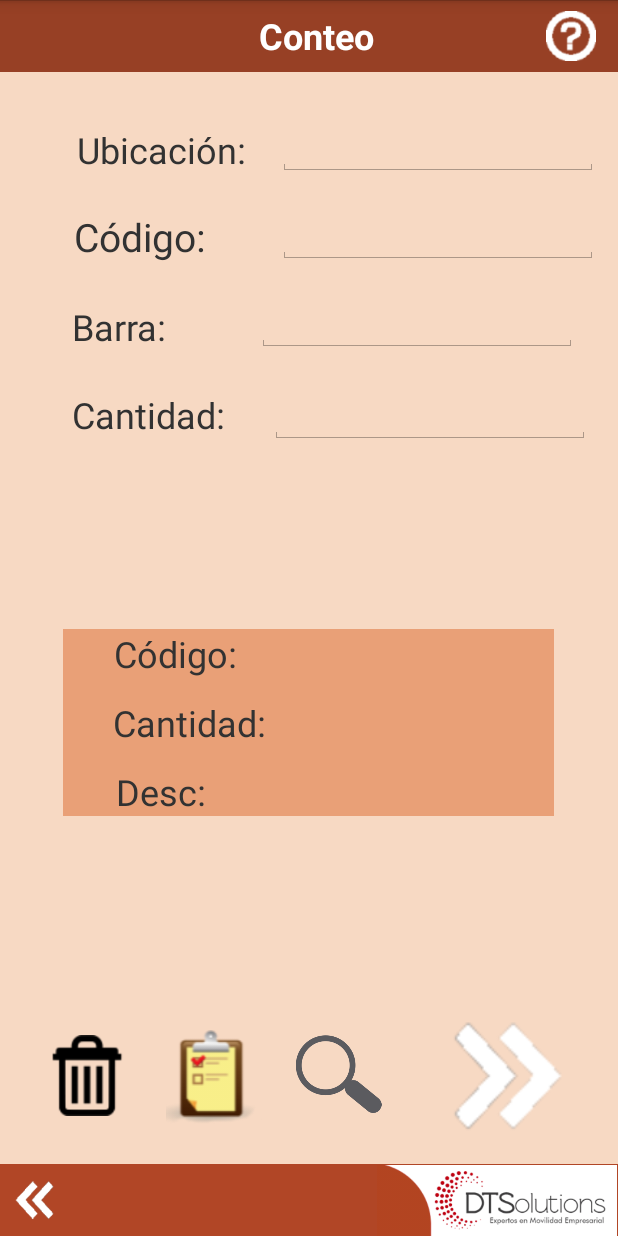
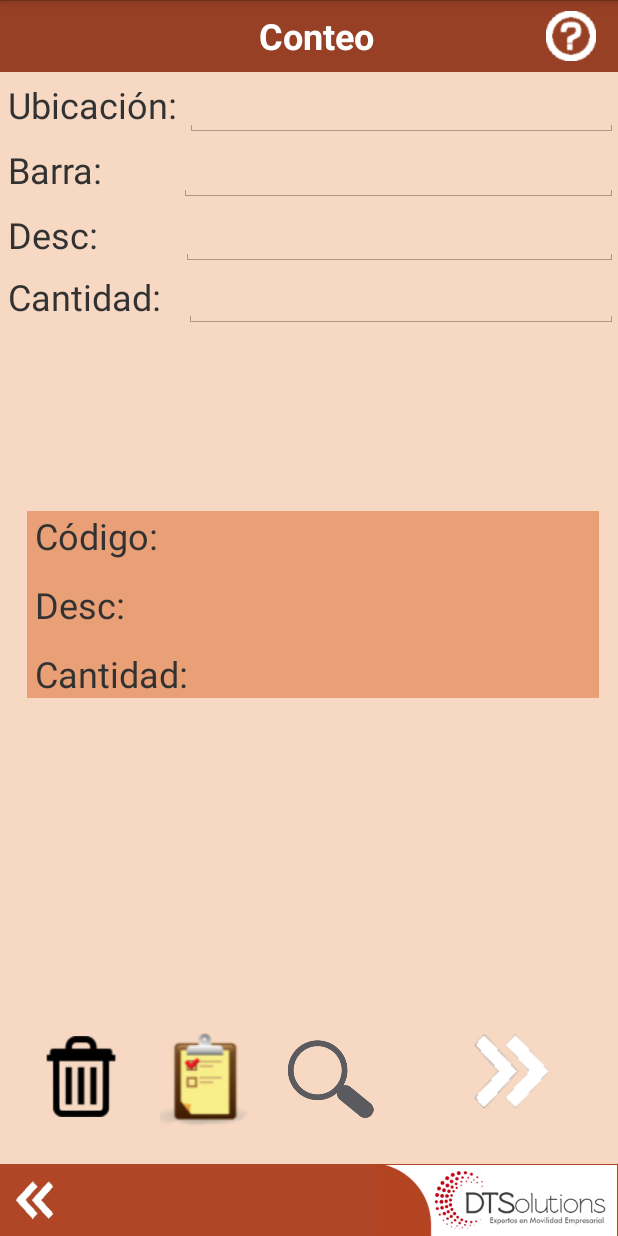
Before and after one commit to dtsolutionsgt/tomweb, an Android app: the Conteo screen opened directly, with no data from a screen before it, on a phone screen of 412 x 824 dp. Run offline under Robolectric (Android 15) with nearby library versions, the phone set to English and light mode, and no system bars.

Commit message:
CKFK20221014 Correcciones a reportes realizados por Juan Carlos

```diff
--- a/app/src/main/java/com/dts/tomweb/Ingreso.java
+++ b/app/src/main/java/com/dts/tomweb/Ingreso.java
@@ -16,7 +16,7 @@ public class Ingreso extends PBase {
     private EditText txtUser,txtPass;
     private TextView lblTitle,lblVer;
 
-    private String version="Ver: 1.0.0 - 12/06/19";
+    private String version="Ver: 2.0.0 - 14-oct-2022";
 
 
     @Override
@@ -34,7 +34,7 @@ public class Ingreso extends PBase {
             lblTitle = (TextView) findViewById(R.id.textView2);
             lblVer = (TextView) findViewById(R.id.Productos);lblVer.setText(version);
 
-            txtUser.setText("1");txtPass.setText("1");txtPass.requestFocus();
+            //txtUser.setText("1");txtPass.setText("1");txtPass.requestFocus();
 
             setHandlers();
 
--- a/app/src/main/res/layout/activity_conteo.xml
+++ b/app/src/main/res/layout/activity_conteo.xml
@@ -6,6 +6,114 @@
     android:layout_height="match_parent"
     android:background="@drawable/color_light"
     tools:context="com.dts.tomweb.Conteo">
+
+    <TableRow
+        android:id="@+id/trUbicacion"
+        android:layout_width="match_parent"
+        android:layout_height="wrap_content"
+        android:layout_below="@id/relTop">
+
+        <TextView
+            android:id="@+id/txt1"
+            android:layout_width="wrap_content"
+            android:layout_height="match_parent"
+            android:padding="5dp"
+            android:text="Ubicación:"
+            android:textSize="24sp" />
+
+        <EditText
+            android:id="@+id/txtUbicacion"
+            android:layout_width="match_parent"
+            android:layout_height="match_parent"
+            android:inputType="textPersonName"
+            android:nextFocusDown="@id/txtCodigo"
+            android:padding="5dp"
+            android:selectAllOnFocus="true"
+            android:singleLine="true"
+            android:textSize="20sp" />
+    </TableRow>
+
+    <TableRow
+        android:id="@+id/trCodigo"
+        android:layout_width="match_parent"
+        android:layout_height="wrap_content"
+        android:layout_below="@id/trUbicacion" >
+
+        <TextView
+            android:id="@+id/textView24"
+            android:layout_width="wrap_content"
+            android:layout_height="wrap_content"
+            android:padding="5dp"
+            android:text="Barra:"
+            android:textSize="24sp" />
+
+        <EditText
+            android:id="@+id/txtCodigo"
+            android:layout_width="match_parent"
+            android:layout_height="match_parent"
+            android:layout_marginStart="45dp"
+            android:imeOptions="actionGo"
+            android:inputType="textPersonName"
+            android:nextFocusDown="@id/txtCantidad"
+            android:padding="5dp"
+            android:selectAllOnFocus="true"
+            android:singleLine="true"
+            android:textSize="20sp" />
+    </TableRow>
+
+    <TableRow
+        android:id="@+id/trBarra"
+        android:layout_width="match_parent"
+        android:layout_height="41dp"
+        android:layout_below="@id/trCodigo">
+
+        <TextView
+            android:id="@+id/textView25"
+            android:layout_width="wrap_content"
+            android:layout_height="wrap_content"
+            android:padding="5dp"
+            android:text="Desc:"
+            android:textSize="24sp" />
+
+        <EditText
+            android:id="@+id/txtBarra"
+            android:layout_width="match_parent"
+            android:layout_height="wrap_content"
+            android:layout_marginStart="50dp"
+            android:imeOptions="actionNext"
+            android:inputType="textPersonName"
+            android:padding="5dp"
+            android:textSize="20sp" />
+    </TableRow>
+
+    <TableRow
+        android:id="@+id/trCantidad"
+        android:layout_width="match_parent"
+        android:layout_height="wrap_content"
+        android:layout_below="@id/trBarra">
+
+        <TextView
+            android:id="@+id/textView40"
+            android:layout_width="wrap_content"
+            android:layout_height="wrap_content"
+            android:padding="5dp"
+            android:text="Cantidad:"
+            android:textSize="24sp" />
+
+        <EditText
+            android:id="@+id/txtCantidad"
+            android:layout_width="match_parent"
+            android:layout_height="wrap_content"
+            android:layout_marginStart="10dp"
+            android:imeOptions="actionGo"
+            android:inputType="number"
+            android:nextFocusUp="@id/txtCodigo"
+            android:nextFocusDown="@id/txtCodigo"
+            android:padding="5dp"
+            android:singleLine="true"
+            android:textSize="20sp" />
+
+    </TableRow>
 
     <RelativeLayout
         android:id="@+id/relTop"
@@ -77,77 +185,34 @@
 
     </RelativeLayout>
 
-    <TextView
-        android:id="@+id/txt1"
-        android:layout_width="wrap_content"
-        android:layout_height="wrap_content"
-        android:layout_below="@+id/relTop"
-        android:layout_alignParentLeft="true"
-        android:layout_marginStart="51dp"
-        android:layout_marginTop="35dp"
-        android:text="Ubicación:"
-        android:textSize="24sp" />
-
-    <TextView
-        android:id="@+id/textView24"
-        android:layout_width="wrap_content"
-        android:layout_height="wrap_content"
-        android:layout_below="@+id/txt1"
-        android:layout_alignParentLeft="true"
-        android:layout_marginStart="49dp"
-        android:layout_marginTop="24dp"
-        android:text="Código:"
-        android:textSize="26sp" />
-
-    <TextView
-        android:id="@+id/textView25"
-        android:layout_width="wrap_content"
-        android:layout_height="wrap_content"
-        android:layout_below="@+id/textView24"
-        android:layout_alignParentLeft="true"
-        android:layout_marginStart="48dp"
-        android:layout_marginTop="26dp"
-        android:text="Barra:"
-        android:textSize="24sp" />
-
-    <TextView
-        android:id="@+id/textView40"
-        android:layout_width="wrap_content"
-        android:layout_height="wrap_content"
-        android:layout_below="@+id/textView25"
-        android:layout_alignParentLeft="true"
-        android:layout_marginStart="48dp"
-        android:layout_marginTop="26dp"
-        android:text="Cantidad:"
-        android:textSize="24sp" />
-
     <RelativeLayout
         android:id="@+id/relBrap"
-        android:layout_width="wrap_content"
-        android:layout_height="wrap_content"
+        android:layout_width="417dp"
+        android:layout_height="226dp"
         android:layout_below="@id/txtCantidad"
         android:layout_alignParentLeft="true"
         android:layout_alignParentTop="true"
         android:layout_alignParentRight="true"
         android:layout_alignParentBottom="true"
-        android:layout_marginTop="300dp"
-        android:layout_marginBottom="160dp">
+        android:layout_marginLeft="0dp"
+        android:layout_marginTop="244dp"
+        android:layout_marginRight="-6dp"
+        android:layout_marginBottom="261dp">
 
         <RelativeLayout
             android:id="@+id/relShow"
-            android:layout_width="327dp"
+            android:layout_width="381dp"
             android:layout_height="wrap_content"
             android:layout_centerInParent="true"
-            android:layout_centerHorizontal="true"
             android:background="@drawable/color_medium_2">
 
             <TextView
                 android:id="@+id/textView26"
                 android:layout_width="wrap_content"
                 android:layout_height="wrap_content"
-                android:layout_below="@+id/textView38"
+                android:layout_below="@id/textView37"
                 android:layout_alignParentStart="true"
-                android:layout_marginStart="35dp"
+                android:layout_marginStart="5dp"
                 android:layout_marginTop="13dp"
                 android:text="Desc:"
                 android:textSize="24sp" />
@@ -156,9 +221,9 @@
                 android:id="@+id/textView38"
                 android:layout_width="wrap_content"
                 android:layout_height="wrap_content"
-                android:layout_below="@+id/textView37"
+                android:layout_below="@id/textView26"
                 android:layout_alignParentStart="true"
-                android:layout_marginStart="33dp"
+                android:layout_marginStart="5dp"
                 android:layout_marginTop="13dp"
                 android:text="Cantidad:"
                 android:textSize="24sp" />
@@ -168,7 +233,7 @@
                 android:layout_width="wrap_content"
                 android:layout_height="wrap_content"
                 android:layout_alignParentStart="true"
-                android:layout_marginStart="34dp"
+                android:layout_marginStart="5dp"
                 android:text="Código:"
                 android:textSize="24sp" />
 
@@ -176,6 +241,7 @@
                 android:id="@+id/txtCodigo2"
                 android:layout_width="159dp"
                 android:layout_height="wrap_content"
+                android:layout_alignParentEnd="true"
                 android:layout_marginStart="35dp"
                 android:layout_toEndOf="@+id/textView37"
                 android:onClick="showToast"
@@ -186,7 +252,8 @@
                 android:id="@+id/txtCantidad2"
                 android:layout_width="162dp"
                 android:layout_height="wrap_content"
-                android:layout_below="@+id/txtCodigo2"
+                android:layout_below="@id/txtDesc"
+                android:layout_alignParentEnd="true"
                 android:layout_marginStart="21dp"
                 android:layout_marginTop="13dp"
                 android:layout_toEndOf="@+id/textView38"
@@ -197,7 +264,8 @@
                 android:id="@+id/txtDesc"
                 android:layout_width="160dp"
                 android:layout_height="wrap_content"
-                android:layout_below="@+id/txtCantidad2"
+                android:layout_below="@id/txtCodigo2"
+                android:layout_alignParentEnd="true"
                 android:layout_marginStart="53dp"
                 android:layout_marginTop="11dp"
                 android:layout_toEndOf="@+id/textView26"
@@ -207,86 +275,26 @@
         </RelativeLayout>
     </RelativeLayout>
 
-    <EditText
-        android:id="@+id/txtBarra"
-        android:layout_width="wrap_content"
-        android:layout_height="wrap_content"
-        android:layout_below="@+id/txtCodigo"
-        android:layout_marginStart="60dp"
-        android:layout_marginTop="-340dp"
-        android:layout_marginBottom="359dp"
-        android:layout_toEndOf="@+id/textView25"
-        android:ems="10"
-        android:imeOptions="actionNext"
-        android:inputType="textPersonName" />
-
-    <EditText
-        android:id="@+id/txtCantidad"
-        android:layout_width="wrap_content"
-        android:layout_height="wrap_content"
-        android:layout_below="@+id/txtBarra"
-        android:layout_marginStart="30dp"
-        android:layout_marginTop="-337dp"
-        android:layout_marginBottom="359dp"
-        android:layout_toEndOf="@+id/textView40"
-        android:ems="10"
-        android:imeOptions="actionGo"
-        android:inputType="number"
-        android:nextFocusUp="@id/txtCodigo"
-        android:nextFocusDown="@id/txtCodigo"
-        android:singleLine="true" />
-
-    <EditText
-        android:id="@+id/txtCodigo"
-        android:layout_width="wrap_content"
-        android:layout_height="wrap_content"
-        android:layout_below="@+id/txtUbicacion"
-        android:layout_marginStart="21dp"
-        android:layout_marginTop="-340dp"
-        android:layout_marginBottom="359dp"
-        android:layout_toEndOf="@+id/txt1"
-        android:ems="10"
-        android:imeOptions="actionGo"
-        android:inputType="textPersonName"
-        android:nextFocusDown="@id/txtCantidad"
-        android:selectAllOnFocus="true"
-        android:singleLine="true" />
-
-    <EditText
-        android:id="@+id/txtUbicacion"
-        android:layout_width="wrap_content"
-        android:layout_height="wrap_content"
-        android:layout_below="@+id/relTop"
-        android:layout_marginStart="21dp"
-        android:layout_marginTop="30dp"
-        android:layout_marginBottom="359dp"
-        android:layout_toEndOf="@+id/txt1"
-        android:ems="10"
-        android:inputType="textPersonName"
-        android:nextFocusDown="@id/txtCodigo"
-        android:selectAllOnFocus="true"
-        android:singleLine="true" />
-
     <ImageView
         android:id="@+id/imageView14"
         android:layout_width="62dp"
         android:layout_height="57dp"
         android:layout_above="@+id/relBot"
-        android:layout_marginStart="15dp"
-        android:layout_marginBottom="31dp"
+        android:layout_marginStart="14dp"
+        android:layout_marginBottom="28dp"
         android:layout_toEndOf="@+id/imageView16"
         android:onClick="doListaProductos"
         android:src="@drawable/consultasblanco_gris" />
 
     <ImageView
         android:id="@+id/imageView15"
-        android:layout_width="114dp"
-        android:layout_height="92dp"
+        android:layout_width="104dp"
+        android:layout_height="wrap_content"
         android:layout_above="@+id/relBot"
         android:layout_alignParentEnd="true"
-        android:layout_marginStart="21dp"
-        android:layout_marginEnd="20dp"
-        android:layout_marginBottom="12dp"
+        android:layout_marginStart="32dp"
+        android:layout_marginEnd="18dp"
+        android:layout_marginBottom="29dp"
         android:layout_toEndOf="@+id/imageView14"
         android:onClick="doNext"
         android:src="@drawable/arr_next" />
@@ -297,7 +305,7 @@
         android:layout_height="wrap_content"
         android:layout_above="@+id/relBot"
         android:layout_marginStart="15dp"
-        android:layout_marginBottom="25dp"
+        android:layout_marginBottom="23dp"
         android:layout_toEndOf="@+id/imageView17"
         android:onClick="doListaConteos"
         android:src="@drawable/mnupedido" />
@@ -308,8 +316,8 @@
         android:layout_height="54dp"
         android:layout_above="@+id/relBot"
         android:layout_alignParentStart="true"
-        android:layout_marginStart="26dp"
-        android:layout_marginBottom="32dp"
+        android:layout_marginStart="22dp"
+        android:layout_marginBottom="31dp"
         android:onClick="doDelete"
         android:src="@drawable/delete_64" />
 
--- a/build.gradle
+++ b/build.gradle
@@ -7,7 +7,7 @@ buildscript {
         jcenter()
     }
     dependencies {
-        classpath 'com.android.tools.build:gradle:3.4.1'
+        classpath 'com.android.tools.build:gradle:7.3.0'
 
 
         // NOTE: Do not place your application dependencies here; they belong
```
Also changed, not shown: app/src/main/java/com/dts/tomweb/Conteo.java (+27 -6 lines), app/src/main/java/com/dts/tomweb/ListaConteos.java (+144 -13 lines), app/src/main/res/layout/activity_lista_conteos.xml (+22 -12 lines), gradle/wrapper/gradle-wrapper.properties.
